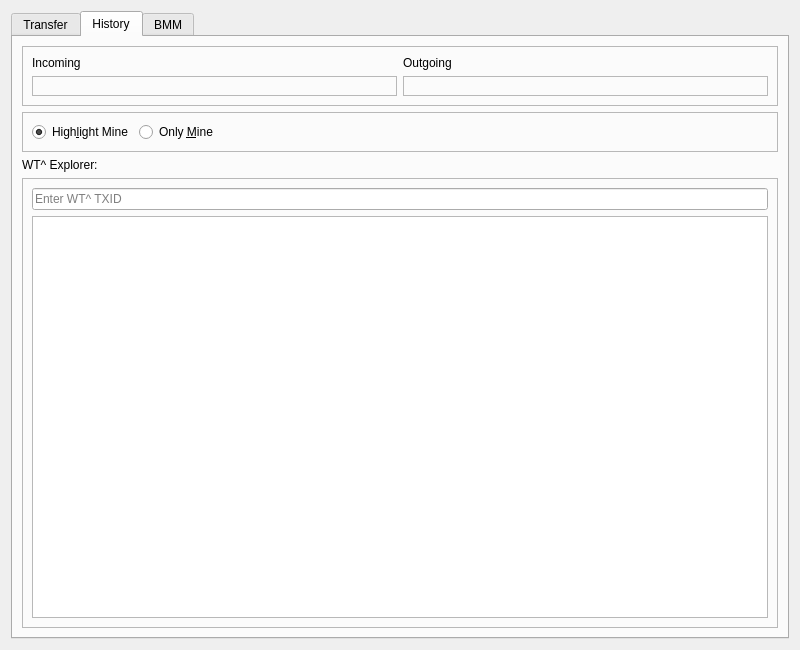
Qt form src/qt/forms/sidechainpage.ui (skydogenet/sidechains) before a commit.
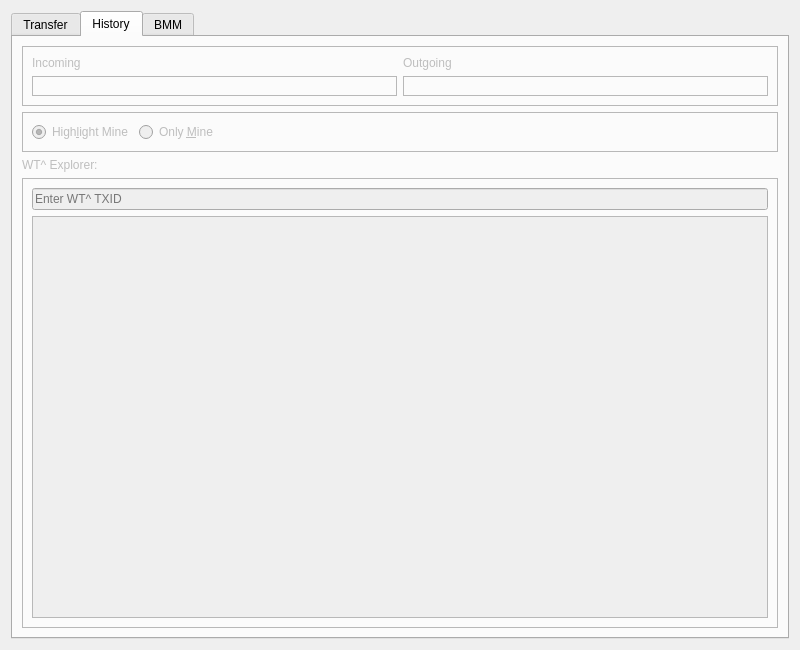
The same form after that commit. The open tabs and pages were chosen to show the change. Icons and pictures are not drawn. Custom widgets are drawn as their Qt base class.

Commit message: Disable non-functional history tab of sidechain page

What changed in the file:
```diff
--- a/src/qt/forms/sidechainpage.ui
+++ b/src/qt/forms/sidechainpage.ui
@@ -16,6 +16,9 @@
   <layout class="QVBoxLayout" name="verticalLayout_2">
    <item>
     <widget class="QTabWidget" name="tabWidget">
+     <property name="enabled">
+      <bool>true</bool>
+     </property>
      <property name="currentIndex">
       <number>0</number>
      </property>
@@ -525,6 +528,9 @@
       </layout>
      </widget>
      <widget class="QWidget" name="tabHistory">
+      <property name="enabled">
+       <bool>false</bool>
+      </property>
       <attribute name="icon">
        <iconset resource="../bitcoin.qrc">
         <normaloff>:/icons/history</normaloff>:/icons/history</iconset>
```
